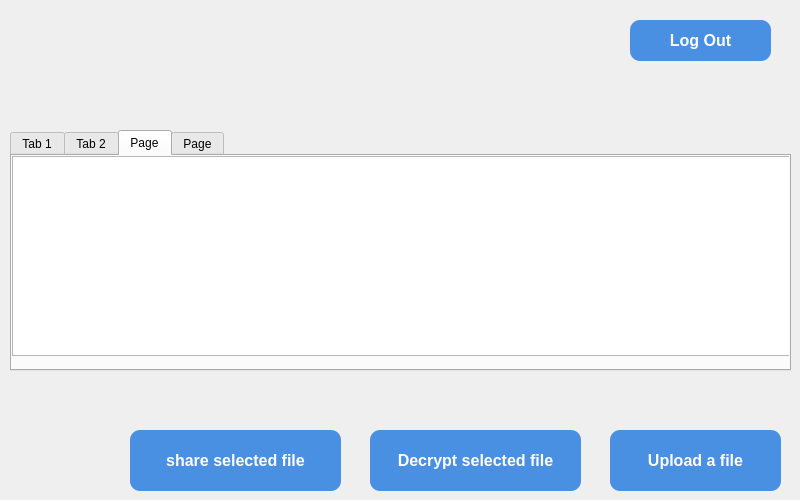
This is dashboard.ui in Elle0-0/CloudWorx-Desktop-Client as Qt 5 draws it before an edit. The edited form follows.
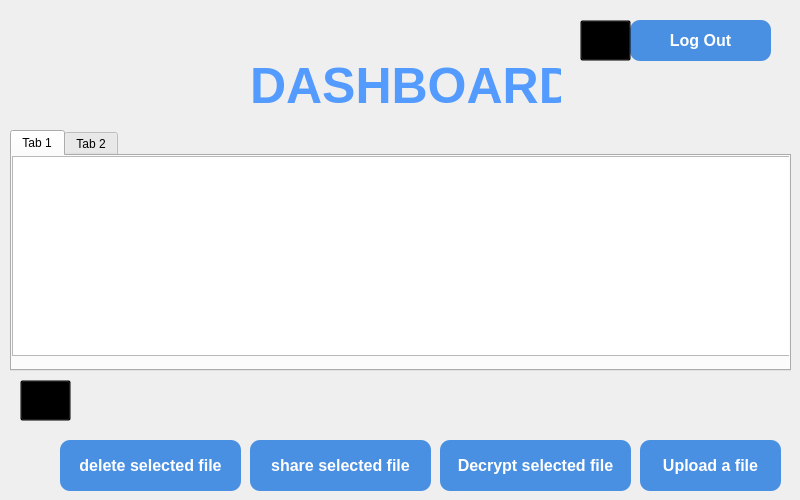
This is the edited form. The open tabs and pages were chosen to show the change. Icons and pictures are not drawn.

Patch:
```diff
--- a/dashboard.ui
+++ b/dashboard.ui
@@ -74,44 +74,14 @@
      </property>
     </widget>
    </widget>
-   <widget class="QWidget" name="tab_3">
-    <attribute name="title">
-     <string>Page</string>
-    </attribute>
-    <widget class="QListView" name="listView_3">
-     <property name="geometry">
-      <rect>
-       <x>0</x>
-       <y>0</y>
-       <width>781</width>
-       <height>200</height>
-      </rect>
-     </property>
-    </widget>
-   </widget>
-   <widget class="QWidget" name="tab_4">
-    <attribute name="title">
-     <string>Page</string>
-    </attribute>
-    <widget class="QListView" name="listView_4">
-     <property name="geometry">
-      <rect>
-       <x>0</x>
-       <y>0</y>
-       <width>781</width>
-       <height>200</height>
-      </rect>
-     </property>
-    </widget>
-   </widget>
   </widget>
   <widget class="QPushButton" name="uploadFileButton">
    <property name="geometry">
     <rect>
-     <x>610</x>
-     <y>430</y>
-     <width>171</width>
-     <height>61</height>
+     <x>640</x>
+     <y>440</y>
+     <width>141</width>
+     <height>51</height>
     </rect>
    </property>
    <property name="styleSheet">
@@ -123,7 +93,7 @@
     font-weight: 600;
     border: none;
     border-radius: 10px;
-    padding: 8px 16px;
+  padding: 6px 14px;
 }
 
 QPushButton:hover {
@@ -184,10 +154,10 @@
   <widget class="QPushButton" name="decryptFileButton">
    <property name="geometry">
     <rect>
-     <x>370</x>
-     <y>430</y>
-     <width>211</width>
-     <height>61</height>
+     <x>440</x>
+     <y>440</y>
+     <width>191</width>
+     <height>51</height>
     </rect>
    </property>
    <property name="styleSheet">
@@ -199,7 +169,7 @@
     font-weight: 600;
     border: none;
     border-radius: 10px;
-    padding: 8px 16px;
+  padding: 6px 14px;
 }
 
 QPushButton:hover {
@@ -222,10 +192,10 @@
   <widget class="QPushButton" name="shareFileButton">
    <property name="geometry">
     <rect>
-     <x>130</x>
-     <y>430</y>
-     <width>211</width>
-     <height>61</height>
+     <x>250</x>
+     <y>440</y>
+     <width>181</width>
+     <height>51</height>
     </rect>
    </property>
    <property name="styleSheet">
@@ -237,7 +207,7 @@
     font-weight: 600;
     border: none;
     border-radius: 10px;
-    padding: 8px 16px;
+    padding: 6px 14px;
 }
 
 QPushButton:hover {
@@ -257,6 +227,121 @@
     <string>share selected file</string>
    </property>
   </widget>
+  <widget class="QPushButton" name="settingsButton">
+   <property name="geometry">
+    <rect>
+     <x>580</x>
+     <y>20</y>
+     <width>51</width>
+     <height>41</height>
+    </rect>
+   </property>
+   <property name="cursor">
+    <cursorShape>PointingHandCursor</cursorShape>
+   </property>
+   <property name="styleSheet">
+    <string notr="true">background: transparent;</string>
+   </property>
+   <property name="text">
+    <string/>
+   </property>
+   <property name="icon">
+    <iconset resource="Images.qrc">
+     <normaloff>:/settings.png</normaloff>:/settings.png</iconset>
+   </property>
+   <property name="iconSize">
+    <size>
+     <width>40</width>
+     <height>40</height>
+    </size>
+   </property>
+  </widget>
+  <widget class="QPushButton" name="refreshButton">
+   <property name="geometry">
+    <rect>
+     <x>20</x>
+     <y>380</y>
+     <width>51</width>
+     <height>41</height>
+    </rect>
+   </property>
+   <property name="cursor">
+    <cursorShape>PointingHandCursor</cursorShape>
+   </property>
+   <property name="styleSheet">
+    <string notr="true">background: transparent;</string>
+   </property>
+   <property name="text">
+    <string/>
+   </property>
+   <property name="icon">
+    <iconset resource="Images.qrc">
+     <normaloff>:/refresh.png</normaloff>:/refresh.png</iconset>
+   </property>
+   <property name="iconSize">
+    <size>
+     <width>40</width>
+     <height>40</height>
+    </size>
+   </property>
+  </widget>
+  <widget class="QLabel" name="label">
+   <property name="geometry">
+    <rect>
+     <x>250</x>
+     <y>60</y>
+     <width>311</width>
+     <height>51</height>
+    </rect>
+   </property>
+   <property name="styleSheet">
+    <string notr="true">    font-family: &quot;Inter&quot;, sans-serif;
+    color: #549bff;
+    font-size: 50px;
+    font-weight: 600;</string>
+   </property>
+   <property name="text">
+    <string>DASHBOARD</string>
+   </property>
+  </widget>
+  <widget class="QPushButton" name="deleteFileButton">
+   <property name="geometry">
+    <rect>
+     <x>60</x>
+     <y>440</y>
+     <width>181</width>
+     <height>51</height>
+    </rect>
+   </property>
+   <property name="styleSheet">
+    <string notr="true">QPushButton {
+    background-color: #4A90E2;
+    color: white;
+    font-family: &quot;Inter&quot;, sans-serif;
+    font-size: 16px;
+    font-weight: 600;
+    border: none;
+    border-radius: 10px;
+  padding: 6px 14px;
+}
+
+QPushButton:hover {
+    background-color: #5AA9F4;
+}
+
+QPushButton:pressed {
+    background-color: #3A78C2;
+}
+
+QPushButton:disabled {
+    background-color: #A0C4FF;
+    color: #E0E0E0;
+}</string>
+   </property>
+   <property name="text">
+    <string>delete selected file</string>
+   </property>
+  </widget>
  </widget>
  <resources>
   <include location="Images.qrc"/>
```
